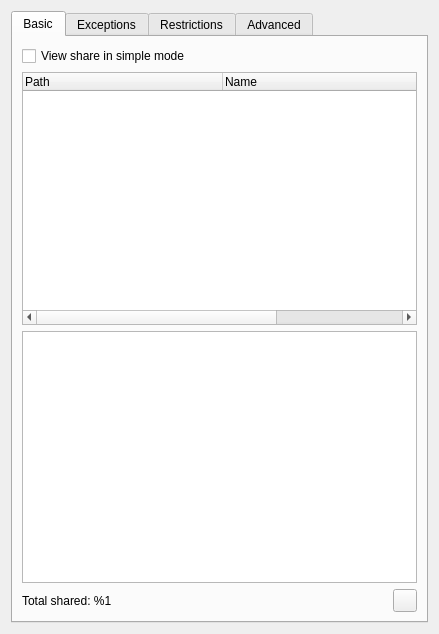
Old version of the form eiskaltdcpp/ui/UISettingsSharing.ui in the repository eiskaltdcpp/eiskaltdcpp.
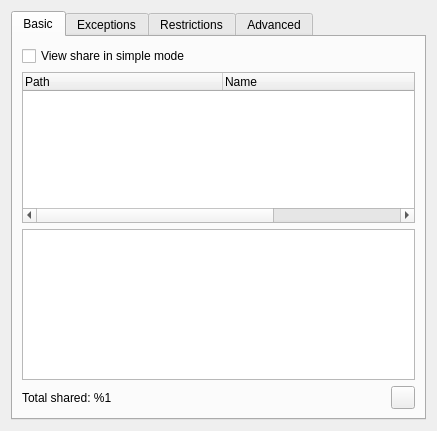
New version of the form.

Diff of the .ui file:
```diff
--- a/eiskaltdcpp/ui/UISettingsSharing.ui
+++ b/eiskaltdcpp/ui/UISettingsSharing.ui
@@ -6,8 +6,8 @@
    <rect>
     <x>0</x>
     <y>0</y>
-    <width>439</width>
-    <height>634</height>
+    <width>437</width>
+    <height>388</height>
    </rect>
   </property>
   <property name="windowTitle">
```
